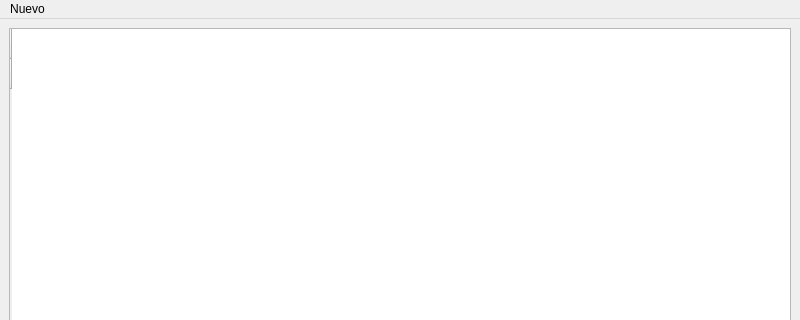
Qt form cuadronotas.ui (ArielFLores5/Registro-de-notas-) before a commit; both pictures show x 0 to 800 and y 0 to 320 of the 800 by 600 pixel window.
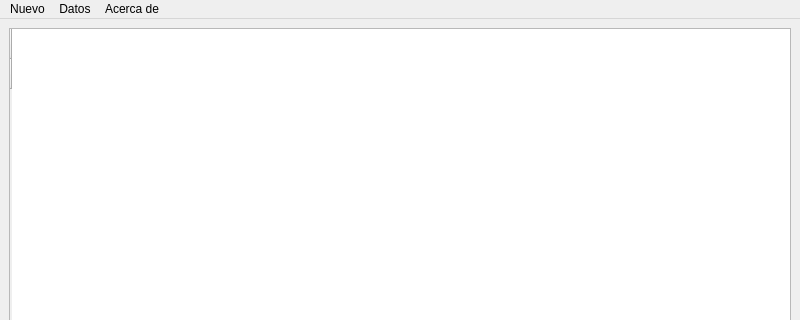
The same form after that commit.

Patch:
```diff
--- a/cuadronotas.ui
+++ b/cuadronotas.ui
@@ -46,7 +46,21 @@
     </property>
     <addaction name="actionIngresar_Datos"/>
    </widget>
+   <widget class="QMenu" name="menuDatos">
+    <property name="title">
+     <string>Datos</string>
+    </property>
+    <addaction name="actionArchivos"/>
+   </widget>
+   <widget class="QMenu" name="menuAcerca_de">
+    <property name="title">
+     <string>Acerca de</string>
+    </property>
+    <addaction name="actionLinks"/>
+   </widget>
    <addaction name="menuNuevo"/>
+   <addaction name="menuDatos"/>
+   <addaction name="menuAcerca_de"/>
   </widget>
   <widget class="QStatusBar" name="statusbar"/>
   <action name="actionIngresar_Datos">
```
Left out of the diff: 17 changed lines with no effect on the pictures.
